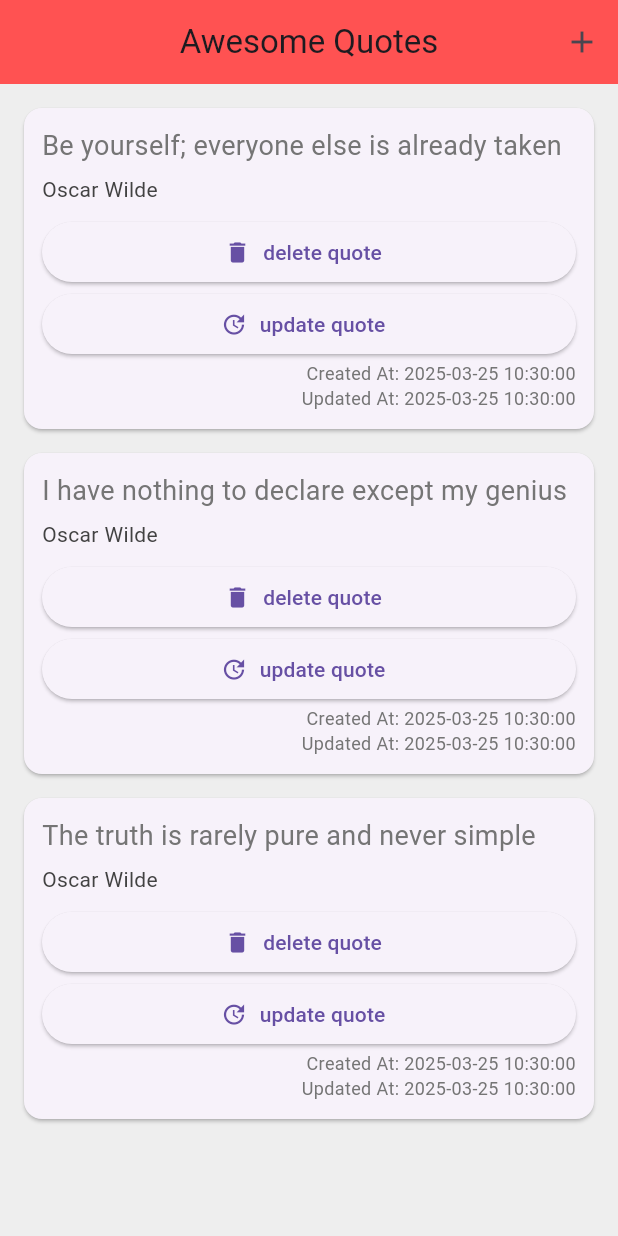
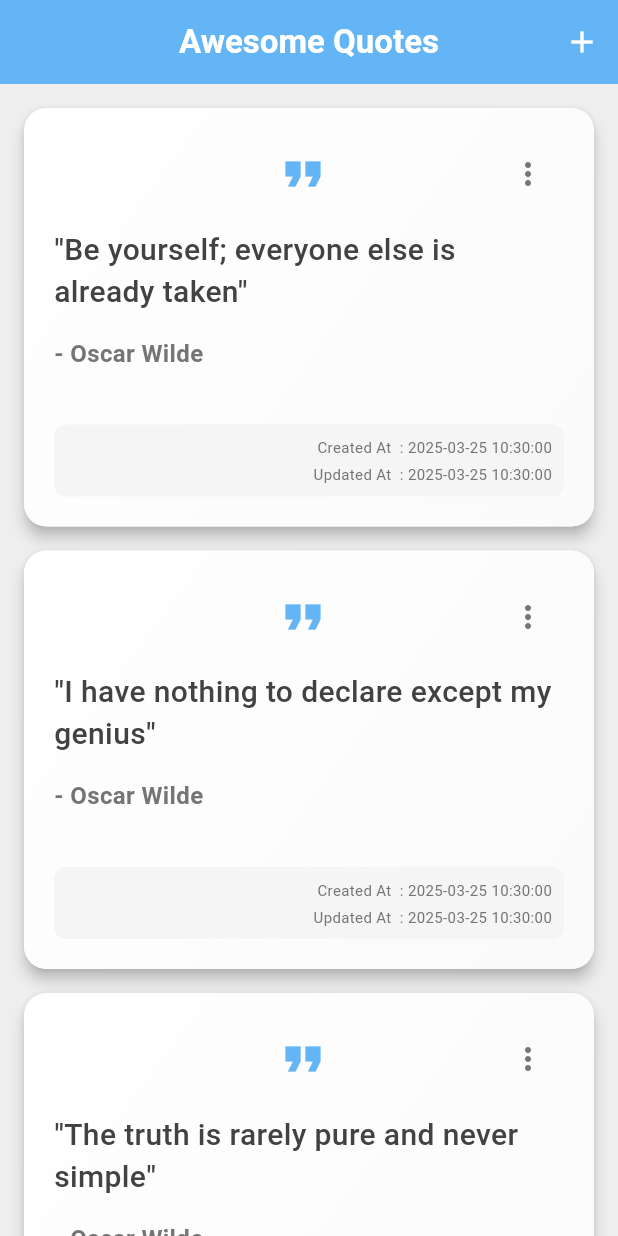
Before and after one commit to Mikask1/PPB_C_Assignment_25_03_2025, a Flutter app: the screen it shows after launch, on a phone screen of 412 x 824 dp. Run offline on Flutter 3.47's test engine with Material 3 defaults, Android fonts, the phone set to English and light mode, and no system bars.

Commit message:
feat: improve ui

```diff
--- a/lib/main.dart
+++ b/lib/main.dart
@@ -50,12 +50,12 @@ class _QuoteListState extends State<QuoteList> {
     return Scaffold(
       backgroundColor: Colors.grey[200],
       appBar: AppBar(
-        title: Text('Awesome Quotes'),
+        title: Text('Awesome Quotes', style: TextStyle(color: Colors.white, fontWeight: FontWeight.bold)),
         centerTitle: true,
-        backgroundColor: Colors.redAccent,
+        backgroundColor: Colors.blue.shade300,
         actions: <Widget>[
           IconButton(
-            icon: Icon(Icons.add),
+            icon: Icon(Icons.add, color: Colors.white),
             onPressed: () {
               showDialog(
                 context: context,
--- a/lib/quote_card.dart
+++ b/lib/quote_card.dart
@@ -1,67 +1,99 @@
 import 'package:flutter/material.dart';
 import 'quote.dart';
+import 'quote_menu.dart';
 
 class QuoteCard extends StatelessWidget {
-
   final Quote quote;
   final Function delete;
   final Function update;
-  const QuoteCard({super.key,  required this.quote, required this.delete, required this.update });
+  const QuoteCard({
+    super.key,
+    required this.quote,
+    required this.delete,
+    required this.update,
+  });
 
   @override
   Widget build(BuildContext context) {
     return Card(
-        margin: const EdgeInsets.fromLTRB(16.0, 16.0, 16.0, 0),
+      margin: const EdgeInsets.fromLTRB(16.0, 16.0, 16.0, 0),
+      elevation: 4.0,
+      shape: RoundedRectangleBorder(borderRadius: BorderRadius.circular(15.0)),
+      child: Container(
+        decoration: BoxDecoration(
+          borderRadius: BorderRadius.circular(15.0),
+          gradient: LinearGradient(
+            begin: Alignment.topLeft,
+            end: Alignment.bottomRight,
+            colors: [Colors.white, Colors.grey.shade50],
+          ),
+        ),
         child: Padding(
-          padding: const EdgeInsets.all(12.0),
+          padding: const EdgeInsets.all(20.0),
           child: Column(
             crossAxisAlignment: CrossAxisAlignment.stretch,
             children: <Widget>[
+              Row(
+                mainAxisAlignment: MainAxisAlignment.spaceBetween,
+                children: [
+                  SizedBox(width: 40.0),
+                  Icon(
+                    Icons.format_quote,
+                    size: 40.0,
+                    color: Colors.blue.shade300,
+                  ),
+                  QuoteMenu(
+                    onDelete: delete,
+                    onUpdate: update,
+                  ),
+                ],
+              ),
+              SizedBox(height: 12.0),
               Text(
-                quote.text,
+                "\"${quote.text}\"",
                 style: TextStyle(
-                  fontSize: 18.0,
-                  color: Colors.grey[600],
+                  fontSize: 20.0,
+                  color: Colors.grey[800],
+                  fontWeight: FontWeight.w500,
+                  height: 1.4,
                 ),
               ),
-              SizedBox(height: 6.0),
+              SizedBox(height: 16.0),
               Text(
-                quote.author,
+                "- ${quote.author}",
                 style: TextStyle(
-                  fontSize: 14.0,
-                  color: Colors.grey[800],
+                  fontSize: 16.0,
+                  color: Colors.grey[600],
+                  fontWeight: FontWeight.w600,
                 ),
               ),
-              SizedBox(height: 8.0),
-              ElevatedButton.icon(
-                onPressed: () => delete(),
-                label: Text('delete quote'),
-                icon: Icon(Icons.delete),
-              ),
-              ElevatedButton.icon(
-                onPressed: () => update(),
-                label: Text('update quote'),
-                icon: Icon(Icons.update),
-              ),
-              Text(
-                "Created At: ${quote.createdAt.toString().substring(0, 19)}",
-                style: TextStyle(
-                  fontSize: 12.0,
-                  color: Colors.grey[600],
+              SizedBox(height: 20.0),
+              SizedBox(height: 16.0),
+              Container(
+                padding: EdgeInsets.all(8.0),
+                decoration: BoxDecoration(
+                  color: Colors.grey.shade100,
+                  borderRadius: BorderRadius.circular(8.0),
                 ),
-                textAlign: TextAlign.right
-              ),
-              Text(
-                "Updated At: ${quote.updatedAt.toString().substring(0, 19)}",
-                style: TextStyle(
-                  fontSize: 12.0,
-                  color: Colors.grey[600],
+                child: Column(
+                  crossAxisAlignment: CrossAxisAlignment.end,
+                  children: [
+                    Text(
+                      "Created At\t\t: ${quote.createdAt.toString().substring(0, 19)}",
+                      style: TextStyle(fontSize: 10.0, color: Colors.grey[600]),
+                    ),
+                    SizedBox(height: 4.0),
+                    Text(
+                      "Updated At\t\t: ${quote.updatedAt.toString().substring(0, 19)}",
+                      style: TextStyle(fontSize: 10.0, color: Colors.grey[600]),
+                    ),
+                  ],
                 ),
-                textAlign: TextAlign.right,
               ),
             ],
           ),
-        )
+        ),
+      ),
     );
   }
 }
--- /dev/null
+++ b/lib/quote_menu.dart
@@ -0,0 +1,57 @@
+import 'package:flutter/material.dart';
+
+class QuoteMenu extends StatelessWidget {
+  final Function onDelete;
+  final Function onUpdate;
+
+  const QuoteMenu({
+    super.key,
+    required this.onDelete,
+    required this.onUpdate,
+  });
+
+  @override
+  Widget build(BuildContext context) {
+    return PopupMenuButton<String>(
+      icon: Icon(Icons.more_vert, color: Colors.grey[600]),
+      shape: RoundedRectangleBorder(
+        borderRadius: BorderRadius.circular(12.0),
+      ),
+      itemBuilder: (BuildContext context) => [
+        PopupMenuItem<String>(
+          value: 'update',
+          child: Row(
+            children: [
+              Icon(
+                Icons.edit_outlined,
+                color: Colors.blue.shade700,
+              ),
+              SizedBox(width: 8.0),
+              Text('Update'),
+            ],
+          ),
+        ),
+        PopupMenuItem<String>(
+          value: 'delete',
+          child: Row(
+            children: [
+              Icon(
+                Icons.delete_outline,
+                color: Colors.red.shade700,
+              ),
+              SizedBox(width: 8.0),
+              Text('Delete'),
+            ],
+          ),
+        ),
+      ],
+      onSelected: (String value) {
+        if (value == 'delete') {
+          onDelete();
+        } else if (value == 'update') {
+          onUpdate();
+        }
+      },
+    );
+  }
+}
```
Also changed, not shown: lib/quote_dialog.dart (+66 -13 lines).
